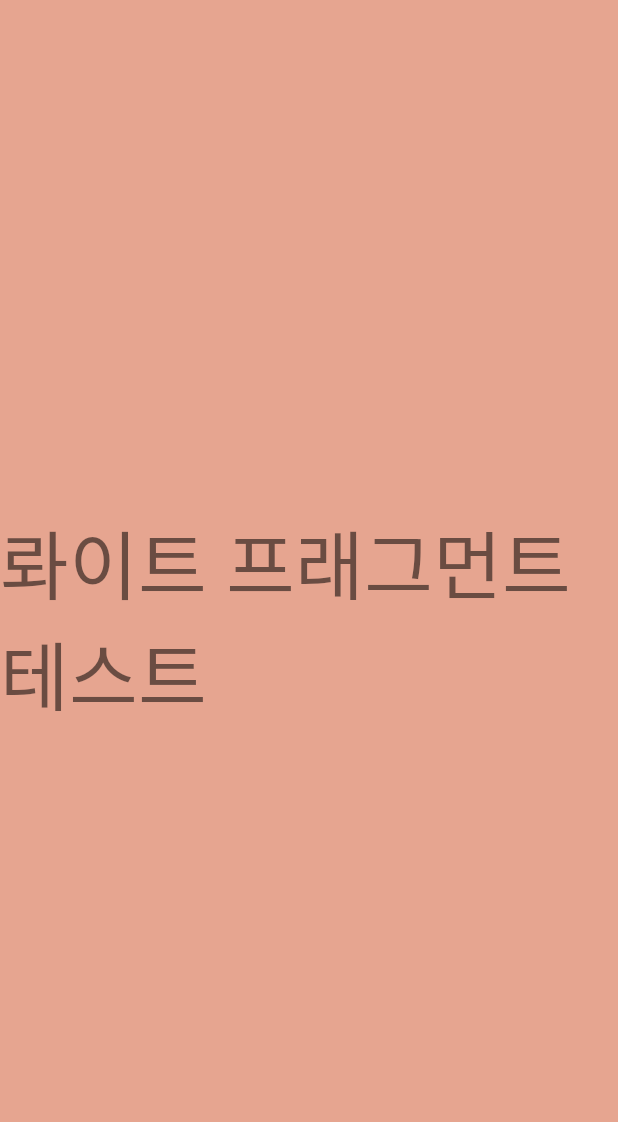
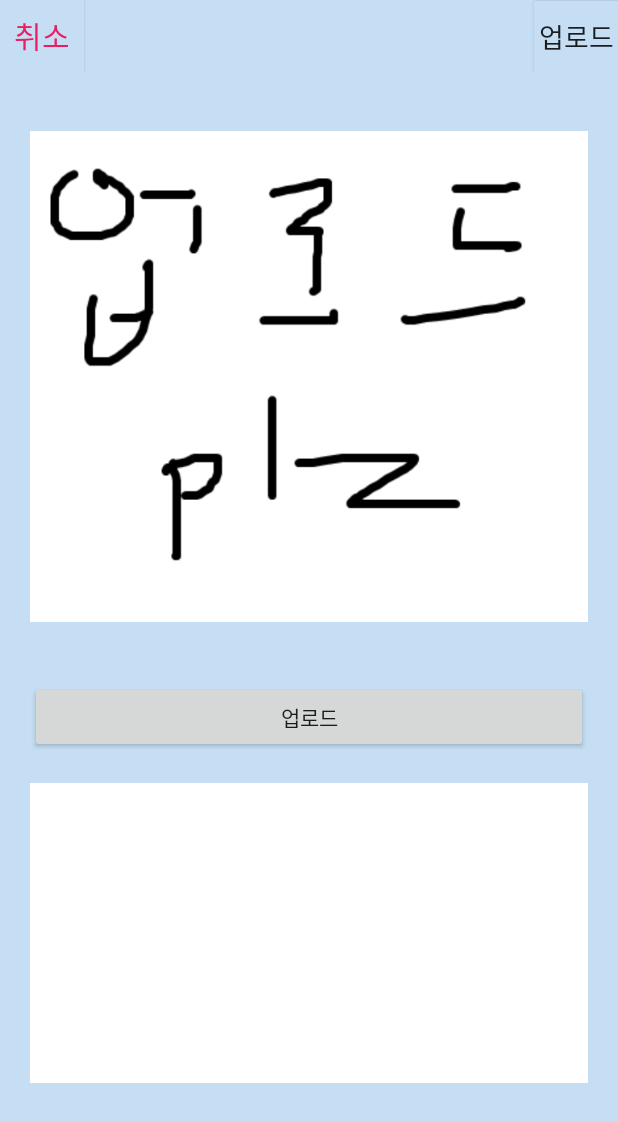
Before and after one commit to Discoonect/Portfolio-android, an Android app: the layout activity_fragment__write.xml on its own in the app's theme, with its tools: preview values and no code run, on a phone screen of 412 x 824 dp. Shown: the top 1122 px of the screen. Run offline under Robolectric (Android 15) with nearby library versions, the phone set to English and light mode, and no system bars.

Commit message:
로그인 o 회원가입 o 로그아웃 o 포스팅 진행중

```diff
--- a/app/src/main/AndroidManifest.xml
+++ b/app/src/main/AndroidManifest.xml
@@ -4,6 +4,9 @@
     android:targetSandboxVersion="1">
 
     <uses-permission android:name="android.permission.INTERNET" />
+    <uses-permission android:name="android.permission.CAMERA" />
+    <uses-permission android:name="android.permission.READ_EXTERNAL_STORAGE"/>
+    <uses-permission android:name="android.permission.WRITE_EXTERNAL_STORAGE"/>
 
     <application
         android:allowBackup="true"
--- a/app/src/main/java/com/kks/portfolio_android/Sign_up.java
+++ b/app/src/main/java/com/kks/portfolio_android/Sign_up.java
@@ -128,7 +128,7 @@ public class Sign_up extends AppCompatActivity {
         Log.i("aaa","회원가입 body  : "+body.toString());
         requestQueue = Volley.newRequestQueue(Sign_up.this);
         JsonObjectRequest request =
-                new JsonObjectRequest(Request.Method.POST, Util.BASE_URL + "/api/v1/user", body,
+                new JsonObjectRequest(Request.Method.POST, Util.BASE_URL + "/api/v1/user/signup", body,
                         new Response.Listener<JSONObject>() {
                             @Override
                             public void onResponse(JSONObject response) {
--- a/app/src/main/res/layout/activity_fragment__write.xml
+++ b/app/src/main/res/layout/activity_fragment__write.xml
@@ -1,21 +1,79 @@
 <?xml version="1.0" encoding="utf-8"?>
-<androidx.constraintlayout.widget.ConstraintLayout xmlns:android="http://schemas.android.com/apk/res/android"
+<RelativeLayout
+    xmlns:android="http://schemas.android.com/apk/res/android"
     xmlns:app="http://schemas.android.com/apk/res-auto"
     xmlns:tools="http://schemas.android.com/tools"
     android:layout_width="match_parent"
     android:layout_height="match_parent"
-    android:background="#E6A590"
+    android:background="@color/mainColor"
     tools:context=".fragment.Fragment_Write">
 
-    <TextView
-        android:id="@+id/textView3"
-        android:layout_width="wrap_content"
+    <LinearLayout
+        android:id="@+id/fw_topbtn_layout"
+        android:layout_width="match_parent"
         android:layout_height="wrap_content"
-        android:text="롸이트 프래그먼트 테스트"
-        android:textSize="50sp"
-        app:layout_constraintBottom_toBottomOf="parent"
-        app:layout_constraintLeft_toLeftOf="parent"
-        app:layout_constraintRight_toRightOf="parent"
-        app:layout_constraintTop_toTopOf="parent" />
+        android:orientation="horizontal">
 
-</androidx.constraintlayout.widget.ConstraintLayout>
+        <Button
+            android:id="@+id/button2"
+            android:layout_width="wrap_content"
+            android:layout_height="wrap_content"
+            android:layout_marginRight="300dp"
+            android:layout_weight="1"
+            android:background="@color/mainColor"
+            android:text="취소"
+            android:textColor="#E91E63"
+            android:textSize="20sp" />
+
+        <Button
+            android:id="@+id/button3"
+            android:layout_width="wrap_content"
+            android:layout_height="wrap_content"
+            android:layout_weight="1"
+            android:background="@color/mainColor"
+            android:text="업로드"
+            android:textSize="18sp" />
+
+    </LinearLayout>
+
+    <ScrollView
+        android:layout_width="match_parent"
+        android:layout_height="match_parent"
+        android:layout_below="@id/fw_topbtn_layout">
+
+        <LinearLayout
+            android:id="@+id/fw_middle_layout"
+            android:layout_width="match_parent"
+            android:layout_height="wrap_content"
+            android:layout_marginLeft="20dp"
+            android:layout_marginRight="20dp"
+            android:orientation="vertical">
+
+            <ImageView
+                android:id="@+id/fw_img_img"
+                android:layout_width="wrap_content"
+                android:layout_height="wrap_content"
+                android:layout_gravity="center_horizontal"
+                android:layout_weight="5"
+                android:src="@drawable/upload_plz" />
+
+            <Button
+                android:id="@+id/fw_btn_gallery"
+                android:layout_width="match_parent"
+                android:layout_height="wrap_content"
+                android:layout_weight="1"
+                android:text="업로드" />
+
+            <EditText
+                android:id="@+id/editTextTextPersonName"
+                android:layout_width="match_parent"
+                android:layout_height="200dp"
+                android:layout_marginTop="20dp"
+                android:layout_weight="5"
+                android:background="#FFFFFF"
+                android:ems="10"
+                android:inputType="textPersonName" />
+        </LinearLayout>
+    </ScrollView>
+
+</RelativeLayout>
```
Also changed, not shown: app/src/main/java/com/kks/portfolio_android/MainActivity.java (+27 -1 lines), app/src/main/java/com/kks/portfolio_android/fragment/Fragment_Write.java (+87 -0 lines), app/src/main/res/drawable/upload_plz.png (added).
